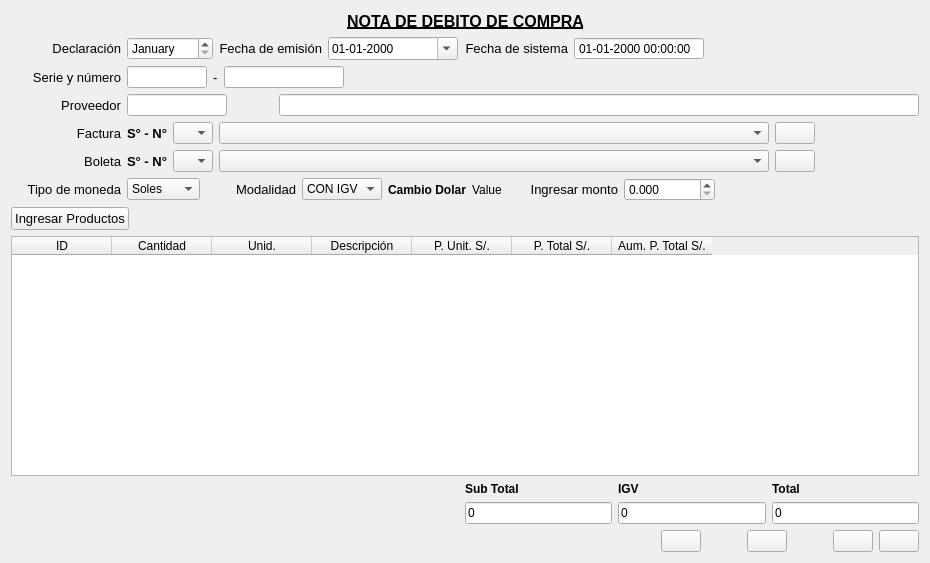
This is Compra/compranotadebito.ui in radtek/manager as Qt 5 draws it before an edit. The edited form follows.
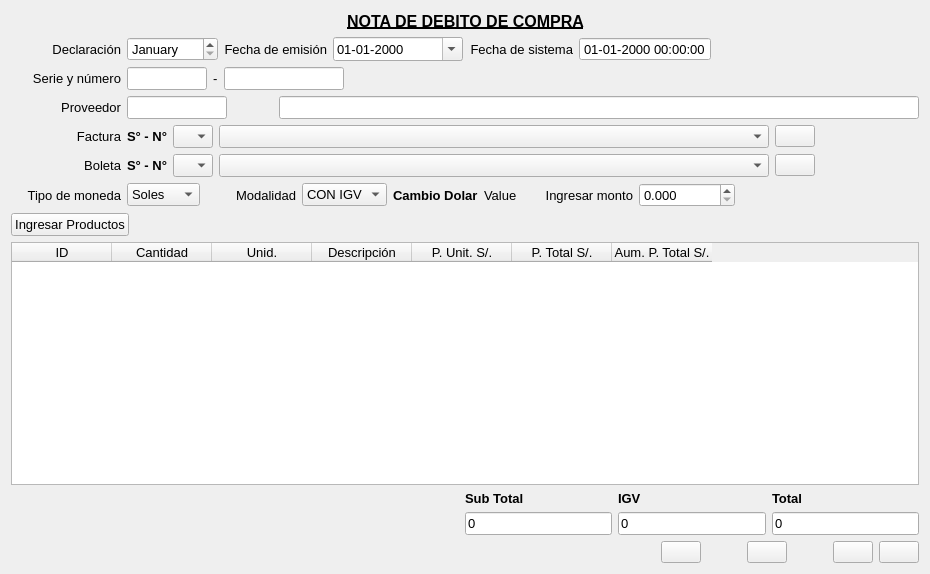
This is the edited form. Icons and pictures are not drawn.

The edit to the form file:
```diff
--- a/Compra/compranotadebito.ui
+++ b/Compra/compranotadebito.ui
@@ -7,7 +7,7 @@
     <x>0</x>
     <y>0</y>
     <width>930</width>
-    <height>563</height>
+    <height>574</height>
    </rect>
   </property>
   <property name="windowTitle">
@@ -93,6 +93,11 @@
      </item>
      <item>
       <widget class="QDateEdit" name="dateEdit_declaracion">
+       <property name="font">
+        <font>
+         <pointsize>10</pointsize>
+        </font>
+       </property>
        <property name="displayFormat">
         <string>MMMM</string>
        </property>
@@ -133,6 +138,11 @@
          <height>0</height>
         </size>
        </property>
+       <property name="font">
+        <font>
+         <pointsize>10</pointsize>
+        </font>
+       </property>
        <property name="displayFormat">
         <string>dd-MM-yyyy</string>
        </property>
@@ -170,6 +180,11 @@
          <height>0</height>
         </size>
        </property>
+       <property name="font">
+        <font>
+         <pointsize>10</pointsize>
+        </font>
+       </property>
        <property name="readOnly">
         <bool>true</bool>
        </property>
@@ -236,6 +251,11 @@
          <height>16777215</height>
         </size>
        </property>
+       <property name="font">
+        <font>
+         <pointsize>10</pointsize>
+        </font>
+       </property>
        <property name="inputMask">
         <string/>
        </property>
@@ -261,6 +281,11 @@
          <height>16777215</height>
         </size>
        </property>
+       <property name="font">
+        <font>
+         <pointsize>10</pointsize>
+        </font>
+       </property>
        <property name="inputMask">
         <string/>
        </property>
@@ -327,6 +352,11 @@
          <height>16777215</height>
         </size>
        </property>
+       <property name="font">
+        <font>
+         <pointsize>10</pointsize>
+        </font>
+       </property>
        <property name="readOnly">
         <bool>false</bool>
        </property>
@@ -354,6 +384,11 @@
          <height>0</height>
         </size>
        </property>
+       <property name="font">
+        <font>
+         <pointsize>10</pointsize>
+        </font>
+       </property>
       </widget>
      </item>
     </layout>
@@ -403,6 +438,11 @@
          <height>16777215</height>
         </size>
        </property>
+       <property name="font">
+        <font>
+         <pointsize>10</pointsize>
+        </font>
+       </property>
       </widget>
      </item>
      <item>
@@ -413,6 +453,11 @@
          <height>0</height>
         </size>
        </property>
+       <property name="font">
+        <font>
+         <pointsize>10</pointsize>
+        </font>
+       </property>
       </widget>
      </item>
      <item>
@@ -514,6 +559,11 @@
          <height>16777215</height>
         </size>
        </property>
+       <property name="font">
+        <font>
+         <pointsize>10</pointsize>
+        </font>
+       </property>
       </widget>
      </item>
      <item>
@@ -524,6 +574,11 @@
          <height>0</height>
         </size>
        </property>
+       <property name="font">
+        <font>
+         <pointsize>10</pointsize>
+        </font>
+       </property>
       </widget>
      </item>
      <item>
@@ -611,6 +666,11 @@
      </item>
      <item>
       <widget class="QComboBox" name="comboBox_moneda">
+       <property name="font">
+        <font>
+         <pointsize>10</pointsize>
+        </font>
+       </property>
        <item>
         <property name="text">
          <string>Soles</string>
@@ -646,6 +706,11 @@
      </item>
      <item>
       <widget class="QComboBox" name="comboBox_modalidad">
+       <property name="font">
+        <font>
+         <pointsize>10</pointsize>
+        </font>
+       </property>
        <item>
         <property name="text">
          <string>CON IGV</string>
@@ -662,6 +727,7 @@
       <widget class="QLabel" name="label_cambio_dolar">
        <property name="font">
         <font>
+         <pointsize>10</pointsize>
          <weight>75</weight>
          <bold>true</bold>
         </font>
@@ -676,6 +742,11 @@
      </item>
      <item>
       <widget class="QLabel" name="label_cambio_dolar_value">
+       <property name="font">
+        <font>
+         <pointsize>10</pointsize>
+        </font>
+       </property>
        <property name="text">
         <string>Value</string>
        </property>
@@ -707,6 +778,11 @@
      </item>
      <item>
       <widget class="QDoubleSpinBox" name="doubleSpinBox_monto">
+       <property name="font">
+        <font>
+         <pointsize>10</pointsize>
+        </font>
+       </property>
        <property name="prefix">
         <string/>
        </property>
@@ -816,6 +892,11 @@
    </item>
    <item>
     <widget class="QTableWidget" name="tableWidget">
+     <property name="font">
+      <font>
+       <pointsize>10</pointsize>
+      </font>
+     </property>
      <column>
       <property name="text">
        <string>ID</string>
@@ -872,6 +953,11 @@
       <layout class="QGridLayout" name="gridLayout">
        <item row="1" column="2">
         <widget class="QLineEdit" name="lineEdit_total">
+         <property name="font">
+          <font>
+           <pointsize>10</pointsize>
+          </font>
+         </property>
          <property name="text">
           <string>0</string>
          </property>
@@ -884,6 +970,7 @@
         <widget class="QLabel" name="label_subtotal">
          <property name="font">
           <font>
+           <pointsize>10</pointsize>
            <weight>75</weight>
            <bold>true</bold>
           </font>
@@ -897,6 +984,7 @@
         <widget class="QLabel" name="label_total">
          <property name="font">
           <font>
+           <pointsize>10</pointsize>
            <weight>75</weight>
            <bold>true</bold>
           </font>
@@ -908,6 +996,11 @@
        </item>
        <item row="1" column="0">
         <widget class="QLineEdit" name="lineEdit_subtotal">
+         <property name="font">
+          <font>
+           <pointsize>10</pointsize>
+          </font>
+         </property>
          <property name="text">
           <string>0</string>
          </property>
@@ -920,6 +1013,7 @@
         <widget class="QLabel" name="label_igv">
          <property name="font">
           <font>
+           <pointsize>10</pointsize>
            <weight>75</weight>
            <bold>true</bold>
           </font>
@@ -931,6 +1025,11 @@
        </item>
        <item row="1" column="1">
         <widget class="QLineEdit" name="lineEdit_igv">
+         <property name="font">
+          <font>
+           <pointsize>10</pointsize>
+          </font>
+         </property>
          <property name="text">
           <string>0</string>
          </property>
```
